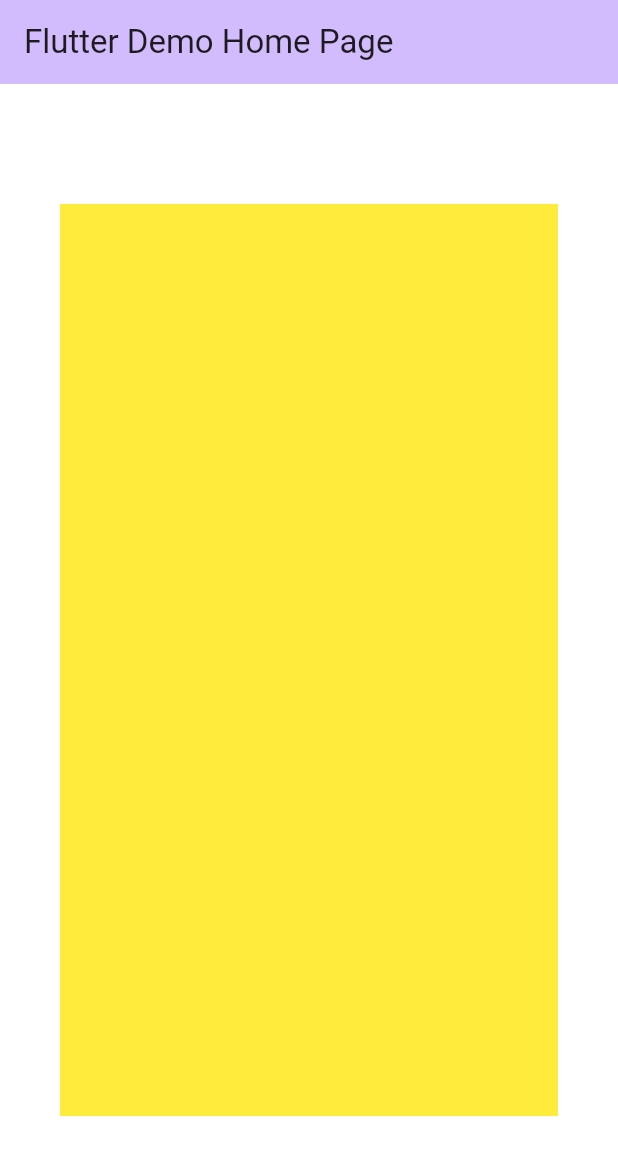
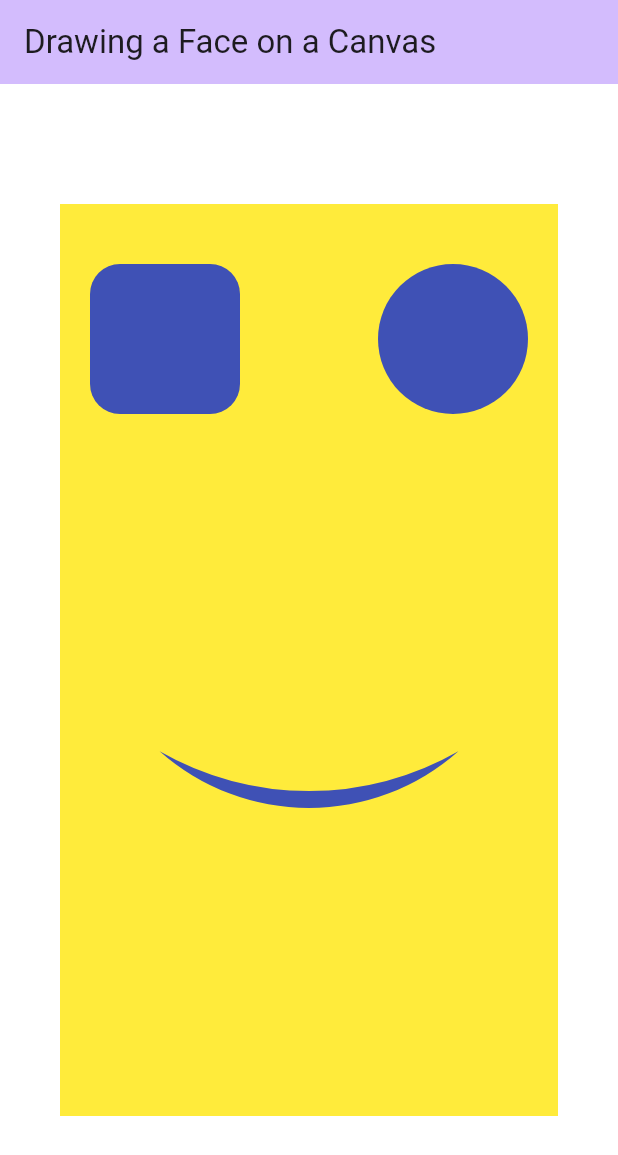
Before and after one commit to DevinDow/Flutter-canvas, a Flutter app: the screen it shows after launch, on a phone screen of 412 x 824 dp. Shown: the top 1155 px of the screen. Run offline on Flutter 3.47's test engine with Material 2 defaults, Android fonts, the phone set to English and light mode, and no system bars.

Commit message:
Drawing a Face on a Canvas

```diff
--- a/lib/main.dart
+++ b/lib/main.dart
@@ -31,7 +31,7 @@ class MyApp extends StatelessWidget {
         colorScheme: ColorScheme.fromSeed(seedColor: Colors.deepPurple),
         useMaterial3: true,
       ),
-      home: const MyHomePage(title: 'Flutter Demo Home Page'),
+      home: const MyHomePage(title: 'Drawing a Face on a Canvas'),
     );
   }
 }
@@ -95,9 +95,58 @@ class _MyHomePageState extends State<MyHomePage> {
           // Inner yellow container
           child: Container(
             color: Colors.yellow,
+            child: LayoutBuilder(
+              // Inner yellow container
+              builder: (_, constraints) => Container(
+                width: constraints.widthConstraints().maxWidth,
+                height: constraints.heightConstraints().maxHeight,
+                color: Colors.yellow,
+                child: CustomPaint(painter: FaceOutlinePainter()),
+              ),
+            ),
           ),
         ),
       ),
     );
   }
 }
+
+class FaceOutlinePainter extends CustomPainter {
+  @override
+  void paint(Canvas canvas, Size size) {
+    final paint = Paint()
+      ..style = PaintingStyle.stroke
+      ..strokeWidth = 4.0
+      ..style = PaintingStyle.fill
+      ..color = Colors.indigo;
+
+    // Left eye
+    canvas.drawRRect(
+      RRect.fromRectAndRadius(
+          Rect.fromLTWH(20, 40, 100, 100), Radius.circular(20)),
+      paint,
+    );
+    // Right eye
+    canvas.drawOval(
+      Rect.fromLTWH(size.width - 120, 40, 100, 100),
+      paint,
+    );
+    // Mouth
+    final mouth = Path();
+    mouth.moveTo(size.width * 0.8, size.height * 0.6);
+    mouth.arcToPoint(
+      Offset(size.width * 0.2, size.height * 0.6),
+      radius: Radius.circular(150),
+    );
+    mouth.arcToPoint(
+      Offset(size.width * 0.8, size.height * 0.6),
+      radius: Radius.circular(200),
+      clockwise: false,
+    );
+
+    canvas.drawPath(mouth, paint);
+  }
+
+  @override
+  bool shouldRepaint(FaceOutlinePainter oldDelegate) => false;
+}
```
